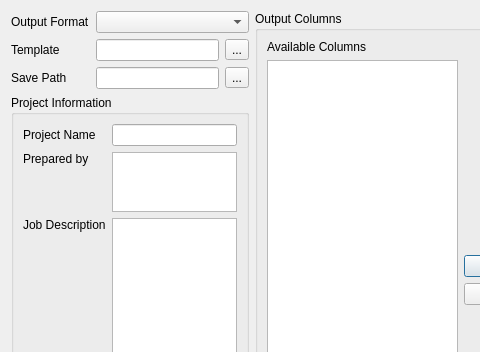
Old version of the form templetes/export_report_dialog/export_dialog.ui in the repository michaelchui007/CodeGround; both pictures show x 0 to 480 and y 0 to 352 of the 850 by 550 pixel window.
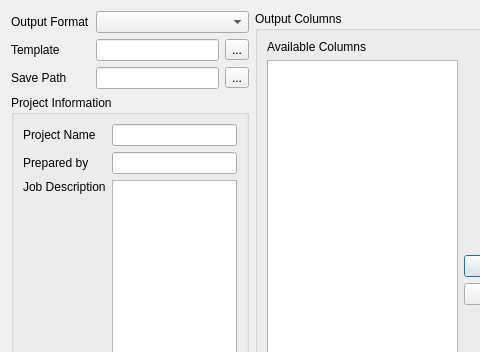
New version of the form.

Commit message: feat: 加载弹窗demo

```diff
--- a/templetes/export_report_dialog/export_dialog.ui
+++ b/templetes/export_report_dialog/export_dialog.ui
@@ -87,20 +87,10 @@
             <property name="text">
              <string>Prepared by</string>
             </property>
-            <property name="alignment">
-             <set>Qt::AlignLeading|Qt::AlignLeft|Qt::AlignTop</set>
-            </property>
            </widget>
           </item>
           <item row="1" column="1">
-           <widget class="QTextEdit" name="te_prepared_by">
-            <property name="maximumSize">
-             <size>
-              <width>16777215</width>
-              <height>60</height>
-             </size>
-            </property>
-           </widget>
+           <widget class="QLineEdit" name="le_prepared_by"/>
           </item>
           <item row="2" column="0">
            <widget class="QLabel" name="label_desc">
```
The commit also changes 2 other files.
